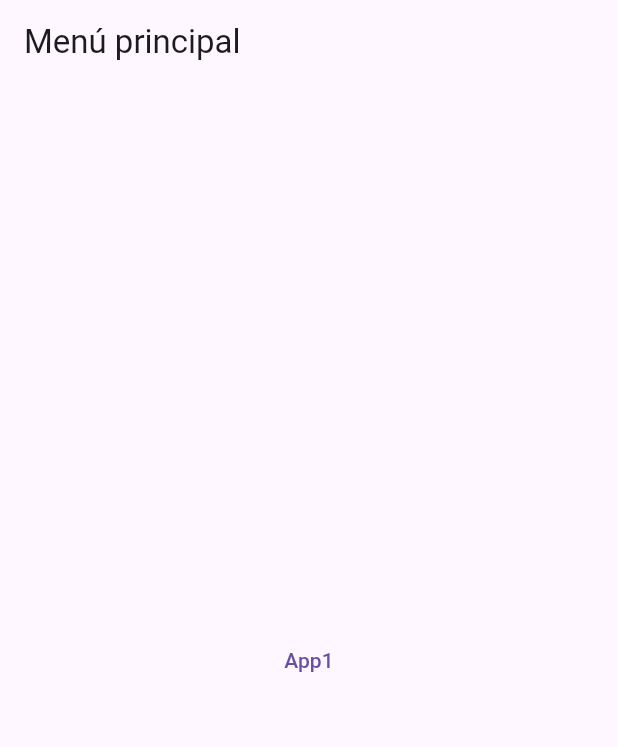
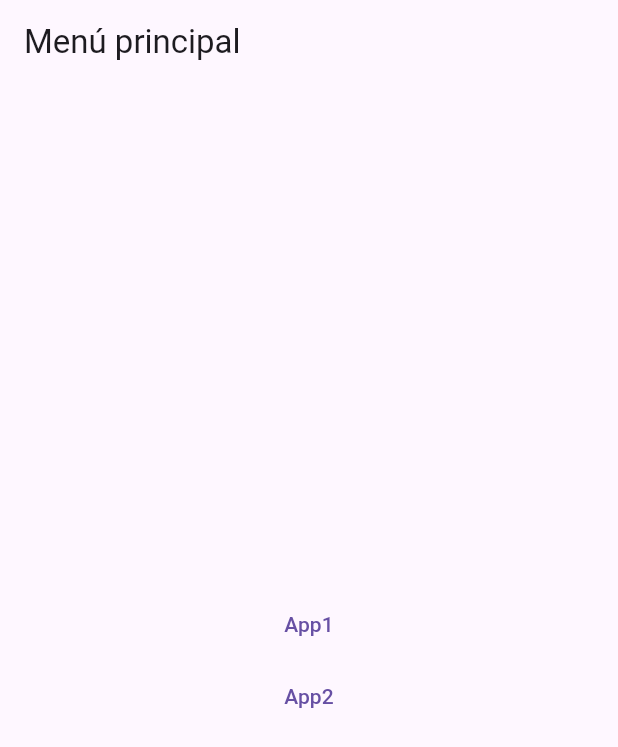
Before and after one commit to Paulesh5/navegacion, a Flutter app: the screen it shows after launch, on a phone screen of 412 x 824 dp. Shown: the top 747 px of the screen. Run offline on Flutter 3.47's test engine with Material 3 defaults, Android fonts, the phone set to English and light mode, and no system bars; our stand-ins replace go_router, google_maps_flutter, url_strategy; missing offline and left inert: adaptive_navigation, window_size.

Commit message:
segunda app

```diff
--- a/lib/app1/place_tracker_app.dart
+++ b/lib/app1/place_tracker_app.dart
@@ -74,7 +74,9 @@ class _PlaceTrackerHomePage extends StatelessWidget {
               child: Icon(Icons.pin_drop, size: 24.0),
             ),
             Text('Place Tracker'),
+
           ],
+
         ),
         actions: [
           Padding(
@@ -103,6 +105,7 @@ class _PlaceTrackerHomePage extends StatelessWidget {
           PlaceMap(center: LatLng(45.521563, -122.677433)),
           PlaceList()
         ],
+
       ),
     );
   }
--- a/lib/main.dart
+++ b/lib/main.dart
@@ -1,6 +1,7 @@
 import 'package:flutter/material.dart';
 import 'package:navegacion/app1/place_tracker_app.dart';
 import 'package:navegacion/app2/src/app.dart';
+import 'package:provider/provider.dart';
 
 void main() {
   runApp(const MyApp());
@@ -18,6 +19,7 @@ class MyApp extends StatelessWidget {
       routes: {
         "/home": (context) => Home(),
         "/app1": (context) => Bookstore(),
+        "/app2": (context) => ChangeNotifierProvider(create: (context)=> AppState(), child: const PlaceTrackerApp(),)
 
       },
 
@@ -38,11 +40,18 @@ class Home extends StatelessWidget{
             children: <Widget>[
               //copiar este boton para ir a la app
               TextButton(
-                onPressed: () {
-                  Navigator.pushNamed(context, '/app1');
-                },
-                child: const Text("App1"),
-        )],),
+                  onPressed: () {
+                    Navigator.pushNamed(context, '/app1');
+                  },
+                  child: const Text("App1"),
+                ),
+              TextButton(
+                  onPressed: () {
+                    Navigator.pushNamed(context, '/app2');
+                  },
+                  child: const Text("App2"),
+                ),
+        ],),
         )
       );
   }
```
Also changed, not shown: lib/app1/place_map.dart (+7 -0 lines).
